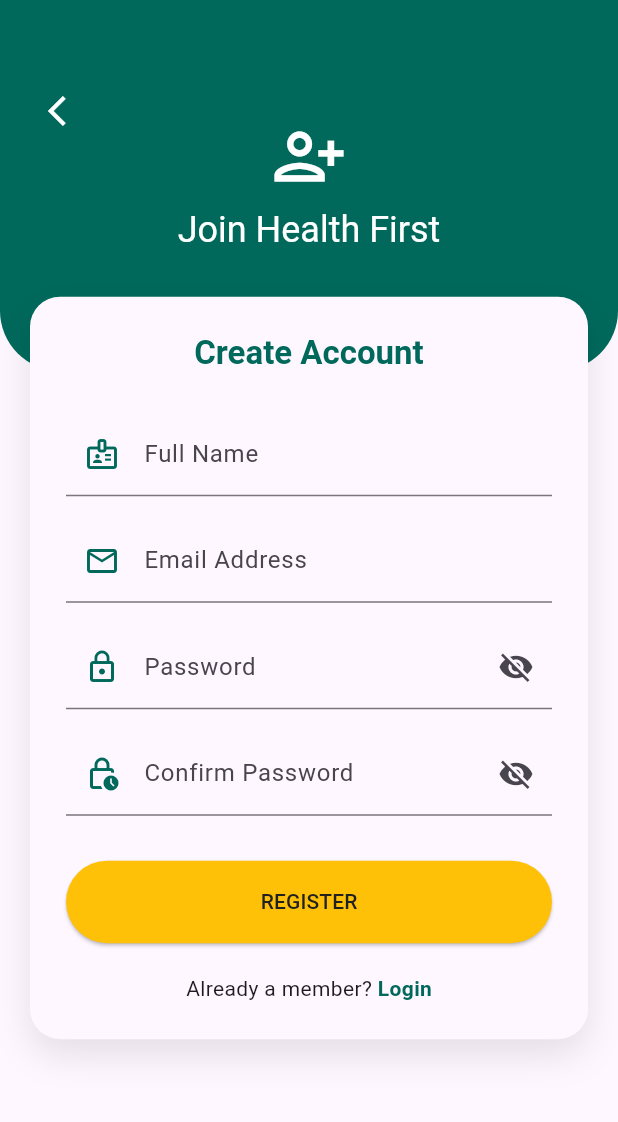
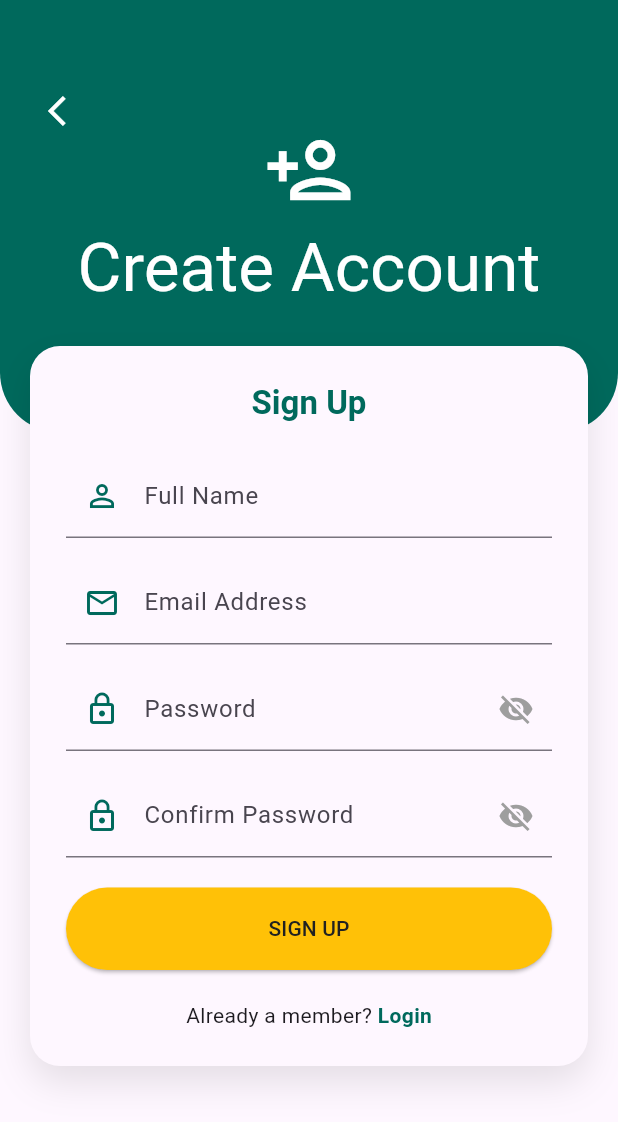
Before and after one commit to JudeChika/Stroke-Hypertension-App, a Flutter app: the SignUpScreen screen opened directly, on a phone screen of 412 x 824 dp. Shown: the top 1122 px of the screen. Run offline on Flutter 3.47's test engine with Material 3 defaults, Android fonts, the phone set to English and light mode, and no system bars; drawn by our look-alikes of flutter_animate; our stand-ins replace cloud_firestore, firebase_auth, firebase_core, flutter_riverpod, google_fonts, percent_indicator; accounts and stored records are empty.

Commit message:
My complete project

```diff
--- a/lib/presentation/screens/auth/signup_screen.dart
+++ b/lib/presentation/screens/auth/signup_screen.dart
@@ -1,9 +1,10 @@
 import 'package:flutter/material.dart';
+import 'package:flutter/services.dart'; // Required for AutofillHints
 import 'package:flutter_animate/flutter_animate.dart';
 import 'package:flutter_riverpod/flutter_riverpod.dart';
 import '../../../core/theme/app_theme.dart';
 import '../../../data/repositories/auth_repository.dart';
-import 'login_screen.dart'; // Navigate here after signup
+import 'login_screen.dart';
 
 class SignUpScreen extends ConsumerStatefulWidget {
   const SignUpScreen({super.key});
@@ -15,7 +16,6 @@ class SignUpScreen extends ConsumerStatefulWidget {
 class _SignUpScreenState extends ConsumerState<SignUpScreen> {
   final _formKey = GlobalKey<FormState>();
 
-  // Controllers
   final TextEditingController _nameController = TextEditingController();
   final TextEditingController _emailController = TextEditingController();
   final TextEditingController _passwordController = TextEditingController();
@@ -34,13 +34,14 @@ class _SignUpScreenState extends ConsumerState<SignUpScreen> {
     super.dispose();
   }
 
-  // --- FIXED: Sign Up Logic with Navigation to Login ---
   Future<void> _handleSignUp() async {
     if (_formKey.currentState!.validate()) {
+      // 1. Prompt the device to save these credentials
+      TextInput.finishAutofillContext();
+
       setState(() => _isLoading = true);
 
       try {
-        // Call the Repository via Riverpod
         await ref.read(authRepositoryProvider).signUp(
           email: _emailController.text.trim(),
           password: _passwordController.text.trim(),
@@ -48,35 +49,25 @@ class _SignUpScreenState extends ConsumerState<SignUpScreen> {
         );
 
         if (mounted) {
-          // Show success message
           ScaffoldMessenger.of(context).showSnackBar(
-            const SnackBar(
-              content: Text('✅ Account created successfully! Please login.'),
-              backgroundColor: AppTheme.primaryGreen,
-              duration: Duration(seconds: 3),
-            ),
+            const SnackBar(content: Text("Account Created! Please Login."), backgroundColor: Colors.green),
           );
 
-          // Navigate to Login Screen (replacing current screen)
+          // 2. PASS CREDENTIALS to LoginScreen for "Easy Login"
           Navigator.pushReplacement(
             context,
-            MaterialPageRoute(builder: (context) => const LoginScreen()),
+            MaterialPageRoute(
+              builder: (context) => LoginScreen(
+                initialEmail: _emailController.text.trim(),
+                initialPassword: _passwordController.text.trim(),
+              ),
+            ),
           );
         }
       } catch (e) {
-        // Show Error SnackBar with detailed message
         if (mounted) {
           ScaffoldMessenger.of(context).showSnackBar(
-            SnackBar(
-              content: Text('❌ ${e.toString()}'),
-              backgroundColor: Colors.red,
-              duration: const Duration(seconds: 5),
-              action: SnackBarAction(
-                label: 'DISMISS',
-                textColor: Colors.white,
-                onPressed: () {},
-              ),
-            ),
+            SnackBar(content: Text(e.toString()), backgroundColor: Colors.red),
           );
         }
       } finally {
@@ -95,222 +86,124 @@ class _SignUpScreenState extends ConsumerState<SignUpScreen> {
           height: size.height,
           child: Stack(
             children: [
-              // --- 1. The Green Curved Header ---
+              // Header
               Positioned(
-                top: 0,
-                left: 0,
-                right: 0,
-                height: size.height * 0.30,
+                top: 0, left: 0, right: 0, height: size.height * 0.35,
                 child: Container(
                   decoration: const BoxDecoration(
                     color: AppTheme.primaryGreen,
-                    borderRadius: BorderRadius.only(
-                      bottomLeft: Radius.circular(40),
-                      bottomRight: Radius.circular(40),
-                    ),
+                    borderRadius: BorderRadius.only(bottomLeft: Radius.circular(40), bottomRight: Radius.circular(40)),
                   ),
                   child: Center(
                     child: Column(
                       mainAxisAlignment: MainAxisAlignment.center,
                       children: [
-                        const Icon(Icons.person_add_alt_1_outlined, size: 50, color: Colors.white)
-                            .animate()
-                            .scale(duration: 500.ms, curve: Curves.easeOutBack),
+                        const Icon(Icons.person_add_outlined, size: 60, color: Colors.white)
+                            .animate().scale(duration: 500.ms, curve: Curves.easeOutBack),
                         const SizedBox(height: 10),
-                        Text(
-                          "Join Health First",
-                          style: Theme.of(context).textTheme.displayMedium?.copyWith(
-                            color: Colors.white,
-                            fontSize: 24,
-                          ),
-                        ).animate().fadeIn(delay: 200.ms),
+                        Text("Create Account", style: Theme.of(context).textTheme.displayMedium?.copyWith(color: Colors.white))
+                            .animate().fadeIn(delay: 200.ms),
                       ],
                     ),
                   ),
                 ),
               ),
 
-              // --- 2. The Back Button (Top Left) ---
               Positioned(
-                top: 50,
-                left: 20,
+                top: 50, left: 20,
                 child: IconButton(
                   icon: const Icon(Icons.arrow_back_ios, color: Colors.white),
                   onPressed: () => Navigator.pop(context),
                 ),
               ),
 
-              // --- 3. The Form Card ---
+              // Form
               Positioned(
-                top: size.height * 0.24,
-                left: 20,
-                right: 20,
-                bottom: 20,
-                child: SingleChildScrollView(
+                top: size.height * 0.28, left: 20, right: 20,
                 child: Container(
                   padding: const EdgeInsets.all(24),
                   decoration: BoxDecoration(
                     color: Theme.of(context).colorScheme.surface,
                     borderRadius: BorderRadius.circular(20),
-                      boxShadow: [
-                        BoxShadow(
-                          color: Colors.black.withOpacity(0.1),
-                          blurRadius: 20,
-                          offset: const Offset(0, 10),
-                        ),
-                      ],
+                    boxShadow: [BoxShadow(color: Colors.black.withOpacity(0.1), blurRadius: 20, offset: const Offset(0, 10))],
                   ),
                   child: Form(
                     key: _formKey,
+                    // Enable Autofill Saving
+                    child: AutofillGroup(
                       child: Column(
                         crossAxisAlignment: CrossAxisAlignment.stretch,
                         children: [
-                          Text(
-                            "Create Account",
-                            style: Theme.of(context).textTheme.titleLarge?.copyWith(
-                              color: AppTheme.primaryGreen,
-                              fontWeight: FontWeight.bold,
-                            ),
-                            textAlign: TextAlign.center,
-                          ),
-                          const SizedBox(height: 25),
+                          Text("Sign Up", style: Theme.of(context).textTheme.titleLarge?.copyWith(color: AppTheme.primaryGreen, fontWeight: FontWeight.bold), textAlign: TextAlign.center),
+                          const SizedBox(height: 20),
 
-                          // --- Full Name ---
                           TextFormField(
                             controller: _nameController,
-                            keyboardType: TextInputType.name,
-                            enabled: !_isLoading,
-                            decoration: const InputDecoration(
-                              labelText: "Full Name",
-                              prefixIcon: Icon(Icons.badge_outlined, color: AppTheme.primaryGreen),
+                            autofillHints: const [AutofillHints.name], // Hint
+                            decoration: const InputDecoration(labelText: "Full Name", prefixIcon: Icon(Icons.person_outline, color: AppTheme.primaryGreen)),
+                            validator: (v) => (v == null || v.isEmpty) ? 'Enter full name' : null,
                           ),
-                            validator: (value) =>
-                            value != null && value.trim().isNotEmpty ? null : 'Name is required',
-                          ).animate().slideX(begin: -0.2, duration: 300.ms),
-
                           const SizedBox(height: 15),
 
-                          // --- Email ---
                           TextFormField(
                             controller: _emailController,
                             keyboardType: TextInputType.emailAddress,
-                            enabled: !_isLoading,
-                            decoration: const InputDecoration(
-                              labelText: "Email Address",
-                              prefixIcon: Icon(Icons.email_outlined, color: AppTheme.primaryGreen),
+                            autofillHints: const [AutofillHints.newUsername], // "New" username hint
+                            decoration: const InputDecoration(labelText: "Email Address", prefixIcon: Icon(Icons.email_outlined, color: AppTheme.primaryGreen)),
+                            validator: (v) => (v == null || !v.contains('@')) ? 'Valid email required' : null,
                           ),
-                            validator: (value) {
-                              if (value == null || value.trim().isEmpty) {
-                                return 'Email is required';
-                              }
-                              if (!value.contains('@') || !value.contains('.')) {
-                                return 'Enter a valid email address';
-                              }
-                              return null;
-                            },
-                          ).animate().slideX(begin: -0.2, delay: 100.ms, duration: 300.ms),
-
                           const SizedBox(height: 15),
 
-                          // --- Password ---
                           TextFormField(
                             controller: _passwordController,
                             obscureText: !_isPasswordVisible,
-                            enabled: !_isLoading,
+                            autofillHints: const [AutofillHints.newPassword], // "New" password hint
                             decoration: InputDecoration(
                               labelText: "Password",
                               prefixIcon: const Icon(Icons.lock_outline, color: AppTheme.primaryGreen),
                               suffixIcon: IconButton(
-                                icon: Icon(_isPasswordVisible ? Icons.visibility : Icons.visibility_off),
+                                icon: Icon(_isPasswordVisible ? Icons.visibility : Icons.visibility_off, color: Colors.grey),
                                 onPressed: () => setState(() => _isPasswordVisible = !_isPasswordVisible),
                               ),
                             ),
-                            validator: (value) {
-                              if (value == null || value.isEmpty) {
-                                return 'Password is required';
-                              }
-                              if (value.length < 6) {
-                                return 'Password must be at least 6 characters';
-                              }
-                              return null;
-                            },
-                          ).animate().slideX(begin: -0.2, delay: 200.ms, duration: 300.ms),
-
+                            validator: (v) => (v == null || v.length < 6) ? 'Min 6 characters' : null,
+                          ),
                           const SizedBox(height: 15),
 
-                          // --- Confirm Password ---
                           TextFormField(
                             controller: _confirmPasswordController,
                             obscureText: !_isConfirmPasswordVisible,
-                            enabled: !_isLoading,
                             decoration: InputDecoration(
                               labelText: "Confirm Password",
-                              prefixIcon: const Icon(Icons.lock_clock_outlined, color: AppTheme.primaryGreen),
+                              prefixIcon: const Icon(Icons.lock_outline, color: AppTheme.primaryGreen),
                               suffixIcon: IconButton(
-                                icon: Icon(_isConfirmPasswordVisible ? Icons.visibility : Icons.visibility_off),
+                                icon: Icon(_isConfirmPasswordVisible ? Icons.visibility : Icons.visibility_off, color: Colors.grey),
                                 onPressed: () => setState(() => _isConfirmPasswordVisible = !_isConfirmPasswordVisible),
                               ),
                             ),
-                            validator: (value) {
-                              if (value != _passwordController.text) {
-                                return 'Passwords do not match';
-                              }
-                              return null;
-                            },
-                          ).animate().slideX(begin: -0.2, delay: 300.ms, duration: 300.ms),
+                            validator: (v) => v != _passwordController.text ? 'Passwords do not match' : null,
+                          ),
+                          const SizedBox(height: 20),
 
-                          const SizedBox(height: 30),
-
-                          // --- Sign Up Button ---
                           SizedBox(
                             height: 55,
                             child: ElevatedButton(
                               onPressed: _isLoading ? null : _handleSignUp,
-                              style: ElevatedButton.styleFrom(
-                                backgroundColor: AppTheme.secondaryYellow,
-                                foregroundColor: AppTheme.textBlack,
-                              ),
-                              child: _isLoading
-                                  ? const Row(
-                                mainAxisAlignment: MainAxisAlignment.center,
-                                children: [
-                                  SizedBox(
-                                    height: 20,
-                                    width: 20,
-                                    child: CircularProgressIndicator(
-                                      color: AppTheme.textBlack,
-                                      strokeWidth: 2,
+                              style: ElevatedButton.styleFrom(backgroundColor: AppTheme.secondaryYellow, foregroundColor: AppTheme.textBlack),
+                              child: _isLoading ? const CircularProgressIndicator(color: AppTheme.textBlack) : const Text("SIGN UP"),
                             ),
                           ),
-                                  SizedBox(width: 12),
-                                  Text("CREATING ACCOUNT..."),
-                                ],
-                              )
-                                  : const Text("REGISTER"),
-                            ),
-                          ).animate().slideY(begin: 0.5, delay: 400.ms, curve: Curves.easeOut),
-
                           const SizedBox(height: 20),
 
-                          // --- Footer Link to Login ---
                           Row(
                             mainAxisAlignment: MainAxisAlignment.center,
                             children: [
                               const Text("Already a member? "),
                               GestureDetector(
                                 onTap: _isLoading ? null : () {
-                                  Navigator.pushReplacement(
-                                    context,
-                                    MaterialPageRoute(builder: (context) => const LoginScreen()),
-                                  );
+                                  Navigator.pushReplacement(context, MaterialPageRoute(builder: (context) => const LoginScreen()));
                                 },
-                                child: Text(
-                                  "Login",
-                                  style: TextStyle(
-                                    color: _isLoading ? Colors.grey : AppTheme.primaryGreen,
-                                    fontWeight: FontWeight.bold,
-                                  ),
-                                ),
+                                child: Text("Login", style: TextStyle(color: _isLoading ? Colors.grey : AppTheme.primaryGreen, fontWeight: FontWeight.bold)),
                               ),
                             ],
                           ),
```
Also changed, not shown: lib/data/repositories/auth_repository.dart (+15 -5 lines), lib/presentation/providers/reading_provider.dart (+16 -4 lines), lib/presentation/providers/user_provider.dart (+15 -4 lines), lib/presentation/screens/auth/forgot_password_screen.dart (added, +191 -0 lines), lib/presentation/screens/auth/login_screen.dart (+56 -72 lines), lib/presentation/screens/dashboard/dashboard_screen.dart (+30 -10 lines). Lines whose indentation alone changed are shown as unchanged.
